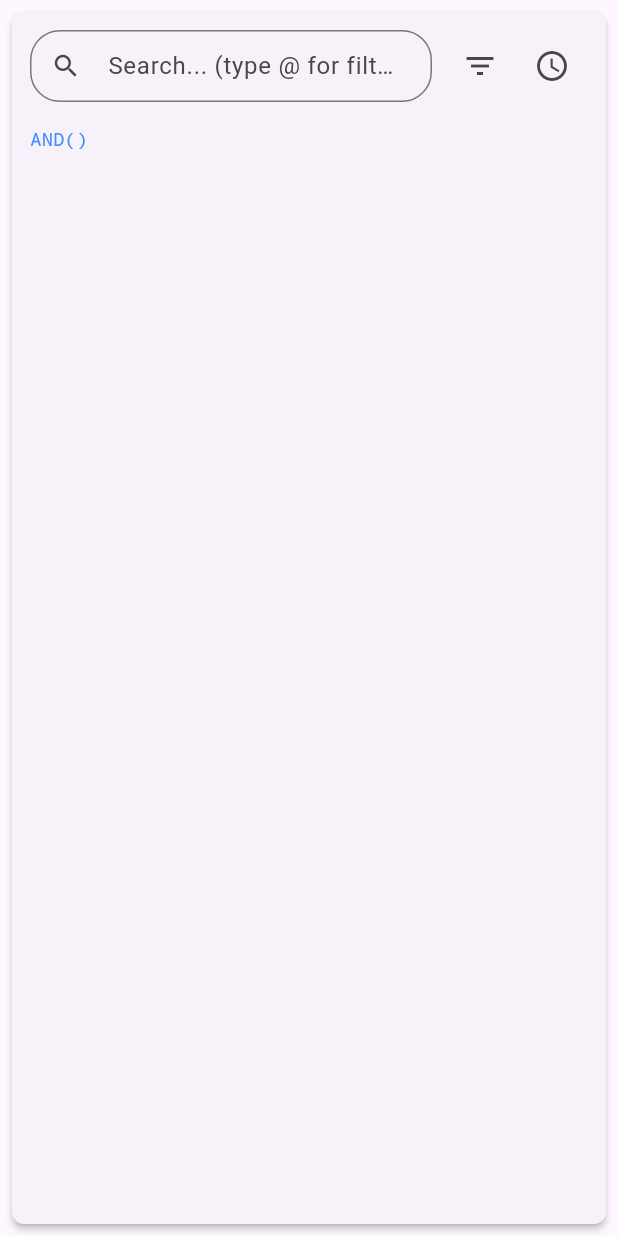
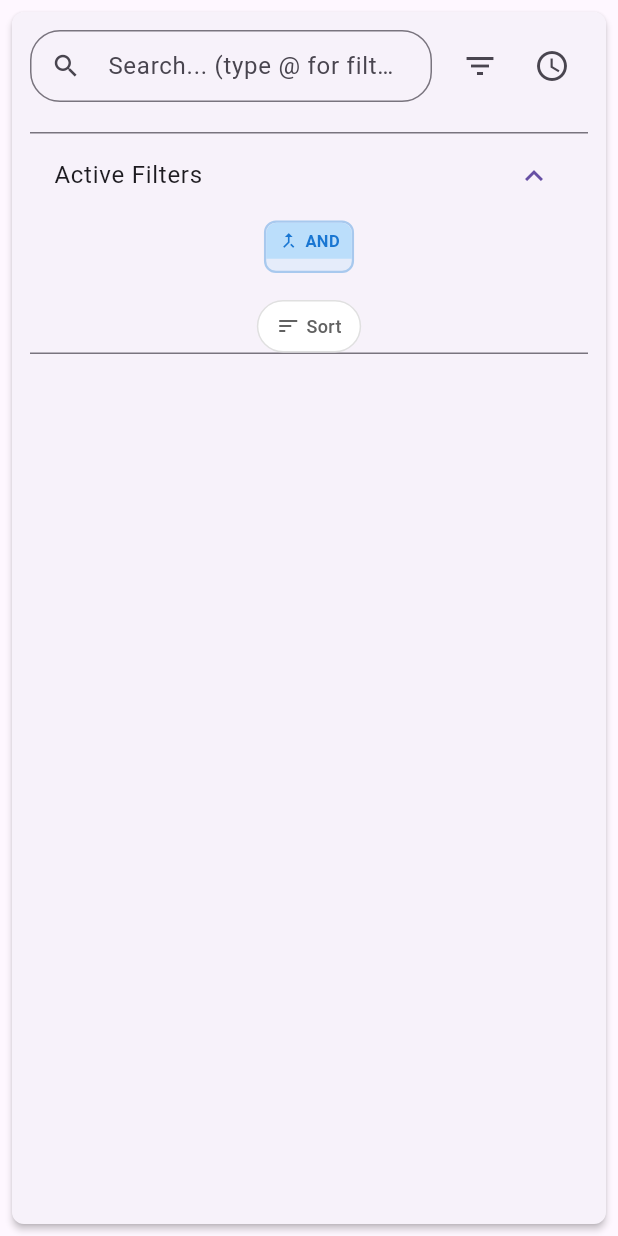
Before and after one commit to arran4/flutter_jules, a Flutter app: the AdvancedSearchBar widget shown alone on an empty page, opened directly with empty values, on a phone screen of 412 x 824 dp. Run offline on Flutter 3.47's test engine with Material 3 defaults, Android fonts, the phone set to English and light mode, and no system bars; our stand-ins replace flutter_local_notifications, flutter_markdown, flutter_secure_storage, google_sign_in, shared_preferences; missing offline and left inert: dartobjectutils; accounts and stored records are empty; network calls fail.

Commit message:
feat(ui): Decouple active filters from filter presets menu
Refactors the AdvancedSearchBar to make the 'Active Filters' and 'Filter Presets' sections independently collapsible.

Previously, hiding the 'Filter Menu' would also hide the 'Active Filters' view.

This change ensures the 'Active Filters' ExpansionTile is always visible when a filter is applied, regardless of whether the 'Filter Presets' section is shown. The presets' visibility is now controlled by its own toggle button. This improves UI consistency and makes managing active filters more straightforward.

```diff
--- a/lib/ui/widgets/advanced_search_bar.dart
+++ b/lib/ui/widgets/advanced_search_bar.dart
@@ -53,7 +53,7 @@ class _AdvancedSearchBarState extends State<AdvancedSearchBar> {
   OverlayEntry? _overlayEntry;
   List<FilterToken> _filteredSuggestions = [];
   int _highlightedIndex = 0;
-  bool _showFilterMenu = false;
+  bool _showFilterPresets = false;
 
   @override
   void initState() {
@@ -700,18 +700,18 @@ class _AdvancedSearchBarState extends State<AdvancedSearchBar> {
 
                     IconButton(
                       icon: Icon(
-                        _showFilterMenu
+                        _showFilterPresets
                             ? Icons.filter_list_off
                             : Icons.filter_list,
                       ),
                       onPressed: () {
                         setState(() {
-                          _showFilterMenu = !_showFilterMenu;
+                          _showFilterPresets = !_showFilterPresets;
                         });
                       },
-                      tooltip: _showFilterMenu
-                          ? 'Hide Filter Menu'
-                          : 'Show Filter Menu',
+                      tooltip: _showFilterPresets
+                          ? 'Hide Filter Presets'
+                          : 'Show Filter Presets',
                     ),
                     IconButton(
                       icon: const Icon(Icons.access_time),
@@ -731,16 +731,16 @@ class _AdvancedSearchBarState extends State<AdvancedSearchBar> {
 
                 const SizedBox(height: 12),
 
-                // Filters and Sorts inline (collapsible)
-                if (_showFilterMenu)
+                // Filters and Sorts inline
                 Padding(
-                    padding: const EdgeInsets.only(top: 8),
+                  padding: const EdgeInsets.only(top: 8.0),
                   child: Row(
                     crossAxisAlignment: CrossAxisAlignment.start,
                     children: [
                       // Left side: Active Filters
+                      if (widget.filterTree != null)
                         Expanded(
-                          flex: 2,
+                          flex: _showFilterPresets ? 2 : 1,
                           child: ExpansionTile(
                             title: const Text('Active Filters'),
                             initiallyExpanded: true,
@@ -839,8 +839,10 @@ class _AdvancedSearchBarState extends State<AdvancedSearchBar> {
                             ],
                           ),
                         ),
+                      if (widget.filterTree != null && _showFilterPresets)
                         const VerticalDivider(width: 24),
                       // Right side: Presets
+                      if (_showFilterPresets)
                         Expanded(
                           flex: 1,
                           child: ExpansionTile(
@@ -953,35 +955,6 @@ class _AdvancedSearchBarState extends State<AdvancedSearchBar> {
                         ),
                     ],
                   ),
-                  )
-                else if (widget.filterTree != null)
-                  Padding(
-                    padding: const EdgeInsets.only(top: 4),
-                    child: Row(
-                      children: [
-                        Expanded(
-                          child: TextField(
-                            controller: _expressionController,
-                            readOnly: true,
-                            style: const TextStyle(
-                              fontSize: 12,
-                              color: Colors.blueAccent,
-                              fontFamily: 'monospace',
-                            ),
-                            decoration: const InputDecoration(
-                              isDense: true,
-                              border: InputBorder.none,
-                              contentPadding: EdgeInsets.zero,
-                            ),
-                            onTap: () {
-                              setState(() {
-                                _showFilterMenu = true;
-                              });
-                            },
-                          ),
-                        ),
-                      ],
-                    ),
                 ),
               ],
             ),
```
Lines whose indentation alone changed are shown as unchanged.
